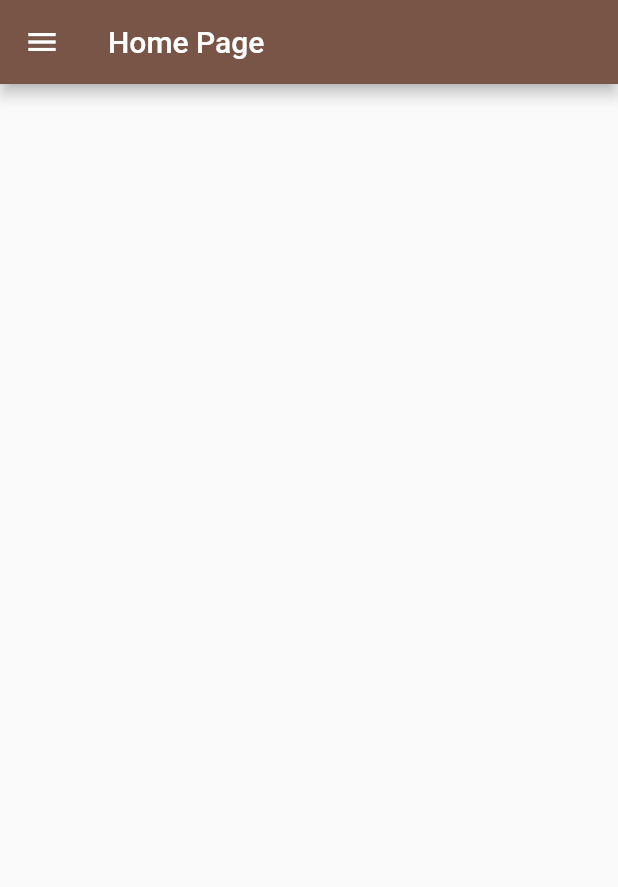
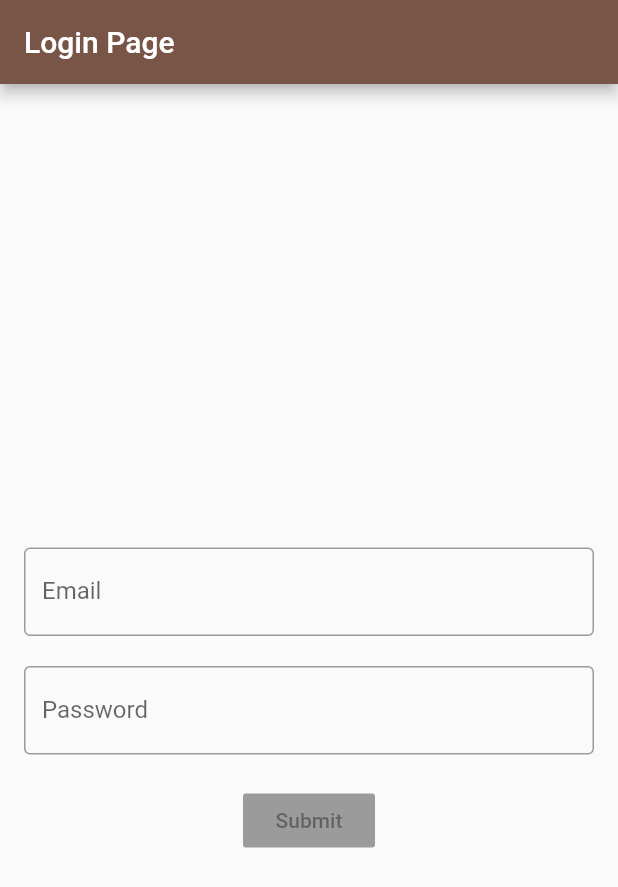
Before and after one commit to Anonymous747/sport_manager, a Flutter app: the screen it shows after launch, on a phone screen of 412 x 824 dp. Shown: the top 887 px of the screen. Run offline on Flutter 3.47's test engine with Material 2 defaults, Android fonts, the phone set to English and light mode, and no system bars.

Commit message:
TeamList + LoginPage

```diff
--- a/lib/src/app.dart
+++ b/lib/src/app.dart
@@ -1,4 +1,5 @@
 import 'package:sport_manager/src/ui/future_matches.dart';
+import 'package:sport_manager/src/ui/login_page.dart';
 import 'package:sport_manager/src/ui/manager_room.dart';
 import 'package:sport_manager/src/ui/my_home_page.dart';
 import 'package:flutter/material.dart';
@@ -19,7 +20,8 @@ class MyApp extends StatelessWidget
         '/f': (context) => FutureMatches(),
         '/t': (context) => TeamList(),
         '/r': (context) => Results(),
-        '/': (context) => MyHomePage(),
+        '/h': (context) => MyHomePage(),
+        '/': (context) => LoginPage(),
       },
       initialRoute: '/',
       //home: MyHomePage(),
--- /dev/null
+++ b/lib/src/model/team_photos.dart
@@ -0,0 +1,19 @@
+class TeamPhoto {
+  final int teamId;
+  final int id;
+  final String title;
+  final String url;
+  final String thumbnailUrl;
+
+  TeamPhoto({this.teamId, this.id, this.title, this.url, this.thumbnailUrl});
+
+   factory TeamPhoto.fromJson(Map<String, dynamic> json) {
+    return TeamPhoto(
+      teamId: json['albumId'] as int,
+      id: json['id'] as int,
+      title: json['title'] as String,
+      url: json['url'] as String,
+      thumbnailUrl : json['thumbnailUrl'] as String,
+    );
+  }
+}
--- /dev/null
+++ b/lib/src/ui/login_page.dart
@@ -0,0 +1,52 @@
+import 'package:flutter/material.dart';
+import 'package:flutter/widgets.dart';
+
+class LoginPage  extends StatelessWidget {
+  @override
+  Widget build(BuildContext context) {
+    return Scaffold(
+      appBar: AppBar(
+        title: Text("Login Page"),
+      ),
+      body: SingleChildScrollView(
+        child: Container(
+          height: MediaQuery.of(context).size.height,
+          padding: EdgeInsets.all(16),
+          child: Column(
+            mainAxisSize: MainAxisSize.max,
+            mainAxisAlignment: MainAxisAlignment.center,
+            children: <Widget>[
+              TextField(
+                keyboardType: TextInputType.emailAddress,
+                decoration: InputDecoration(
+                  border: OutlineInputBorder(),
+                  hintText: "Enter email",
+                  labelText: "Email",
+                ),
+              ),
+              SizedBox(
+                height: 20.0,
+              ),
+              TextField(
+                keyboardType: TextInputType.text,
+                decoration: InputDecoration(
+                  border: OutlineInputBorder(),
+                  hintText: "Enter password",
+                  labelText: "Password",
+                ),
+              ),
+              SizedBox(
+                height: 20.0,
+              ),
+              RaisedButton(
+                color: Colors.tealAccent,
+                onPressed: null,
+                child: Text("Submit"),
+              )
+            ],
+          ),
+        ),
+      )
+    );
+  }
+}
--- a/lib/src/ui/results_fragment.dart
+++ b/lib/src/ui/results_fragment.dart
@@ -1,3 +1,5 @@
+import 'package:http/http.dart' as http;
+
 import 'package:flutter/material.dart';
 import 'package:sport_manager/src/bloc/recive_data.dart';
 import 'package:sport_manager/src/model/team_list.dart';
@@ -13,7 +15,7 @@ class _Results extends State<Results> {
     return Scaffold(
       appBar: AppBar(title: Text('Results'),),
       body: FutureBuilder(
-        future: fetchAlbums(),
+        future: fetchAlbums(http.Client()),
         builder: (context, snapshot) {
           if (snapshot.hasError) print(snapshot.error);
             return snapshot.hasData
```
Also changed, not shown: lib/src/bloc/recive_data.dart (+17 -2 lines), lib/src/model/team_list.dart (+1 -14 lines), lib/src/model/team_photo_list.dart (added, +21 -0 lines), lib/src/ui/team_list_fragment.dart (+46 -2 lines).
